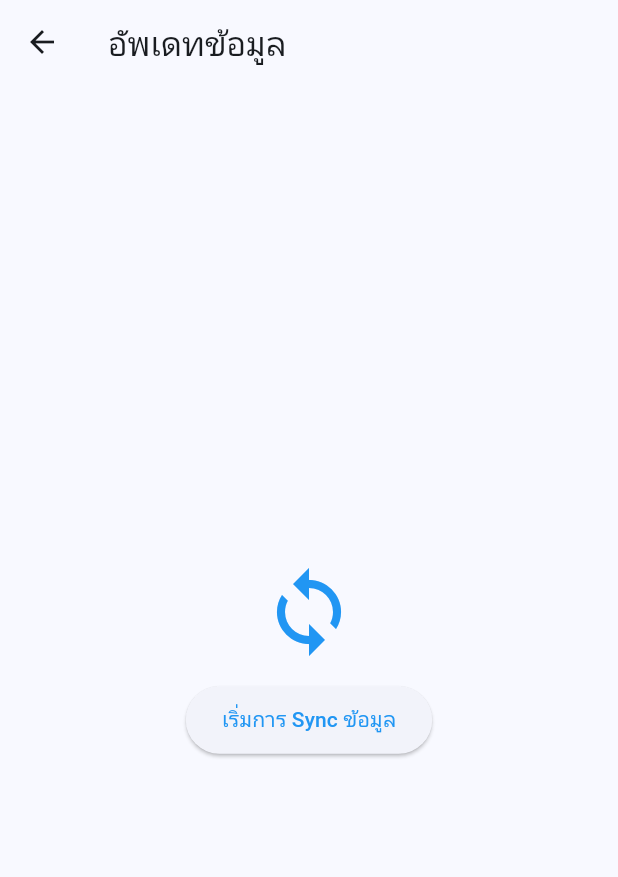
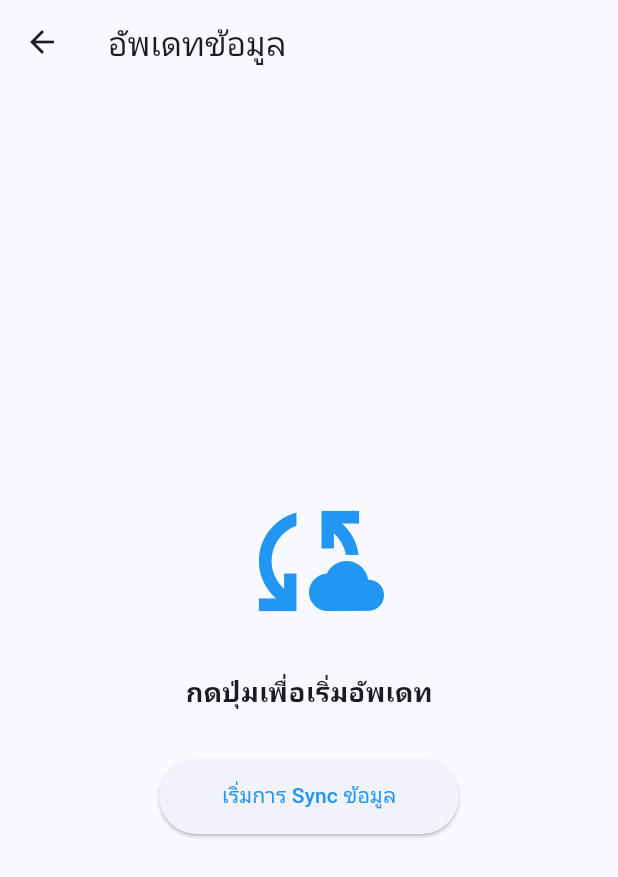
Before and after one commit to sattha249/bright-motor-mobile, a Flutter app: the SyncDataScreen screen opened directly, on a phone screen of 412 x 824 dp. Shown: the top 877 px of the screen. Run offline on Flutter 3.47's test engine with Material 3 defaults, Android fonts, the phone set to English and light mode, and no system bars; our stand-ins replace flutter_dotenv, flutter_hooks, hooks_riverpod, riverpod, shared_preferences; missing offline and left inert: blue_thermal_printer, pretty_http_logger; accounts and stored records are empty.

Commit message:
sync service

```diff
--- a/lib/screens/sync_data_screen.dart
+++ b/lib/screens/sync_data_screen.dart
@@ -1,7 +1,34 @@
+import 'package:brightmotor_store/services/sync_service.dart';
 import 'package:flutter/material.dart';
+import 'package:hooks_riverpod/hooks_riverpod.dart';
 
-class SyncDataScreen extends StatelessWidget {
+// Enum เพื่อจัดการสถานะหน้าจอ
+enum SyncStatus { idle, loading, success, error }
+
+class SyncDataScreen extends ConsumerStatefulWidget {
   const SyncDataScreen({super.key});
+
+  @override
+  ConsumerState<SyncDataScreen> createState() => _SyncDataScreenState();
+}
+
+class _SyncDataScreenState extends ConsumerState<SyncDataScreen> {
+  // เริ่มต้นเป็น idle
+  SyncStatus _status = SyncStatus.idle;
+
+  Future<void> _startSync() async {
+    setState(() {
+      _status = SyncStatus.loading; // เริ่มหมุน
+    });
+
+    // เรียก Service
+    final isSuccess = await ref.read(syncServiceProvider).syncData();
+
+    // อัปเดตผลลัพธ์
+    setState(() {
+      _status = isSuccess ? SyncStatus.success : SyncStatus.error;
+    });
+  }
 
   @override
   Widget build(BuildContext context) {
@@ -11,17 +38,71 @@ class SyncDataScreen extends StatelessWidget {
         child: Column(
           mainAxisAlignment: MainAxisAlignment.center,
           children: [
-            const Icon(Icons.sync, size: 64, color: Colors.blue),
-            const SizedBox(height: 16),
-            ElevatedButton(
-              onPressed: () {
-                // TODO: ใส่ Logic การ Sync ข้อมูลที่นี่
-              },
-              child: const Text('เริ่มการ Sync ข้อมูล'),
+            // --- ส่วนแสดงไอคอนตามสถานะ ---
+            _buildStatusIcon(),
+
+            const SizedBox(height: 24),
+
+            // --- ข้อความสถานะ ---
+            Text(
+              _getStatusMessage(),
+              style: const TextStyle(fontSize: 18, fontWeight: FontWeight.bold),
+            ),
+
+            const SizedBox(height: 32),
+
+            // --- ปุ่มกด ---
+            SizedBox(
+              width: 200,
+              height: 50,
+              child: ElevatedButton(
+                onPressed: _status == SyncStatus.loading ? null : _startSync, // ปิดปุ่มตอนโหลด
+                child: _status == SyncStatus.loading
+                    ? const SizedBox(
+                        height: 24,
+                        width: 24,
+                        child: CircularProgressIndicator(color: Colors.blue),
+                      )
+                    : const Text('เริ่มการ Sync ข้อมูล'),
+              ),
             ),
           ],
         ),
       ),
     );
   }
+
+  // ฟังก์ชันเลือก Icon ตามสถานะ
+  Widget _buildStatusIcon() {
+    switch (_status) {
+      case SyncStatus.loading:
+        return const SizedBox(
+          height: 100,
+          width: 100,
+          child: CircularProgressIndicator(strokeWidth: 8),
+        );
+      case SyncStatus.success:
+        return const Icon(Icons.check_circle, size: 100, color: Colors.green);
+      case SyncStatus.error:
+        return const Icon(Icons.error, size: 100, color: Colors.red);
+      case SyncStatus.idle:
+      default:
+        return const Icon(Icons.cloud_sync, size: 100, color: Colors.blue);
+    }
+  }
+
+  // ฟังก์ชันเลือกข้อความ
+  String _getStatusMessage() {
+    switch (_status) {
+      case SyncStatus.loading:
+        return 'กำลังเชื่อมต่อ Server...';
+      case SyncStatus.success:
+        return 'อัพเดทข้อมูลสำเร็จ!';
+      case SyncStatus.error:
+        return 'การเชื่อมต่อล้มเหลว';
+      case SyncStatus.idle:
+      default:
+        return 'กดปุ่มเพื่อเริ่มอัพเดท';
+    }
+  }
 }
```
Also changed, not shown: lib/models/product_model.dart (+117 -96 lines), lib/providers/product_provider.dart (+21 -96 lines), lib/providers/product_search_provider.dart (+5 -4 lines), lib/screens/category_screen.dart (+30 -1 lines), lib/services/sync_service.dart (added, +46 -0 lines).
